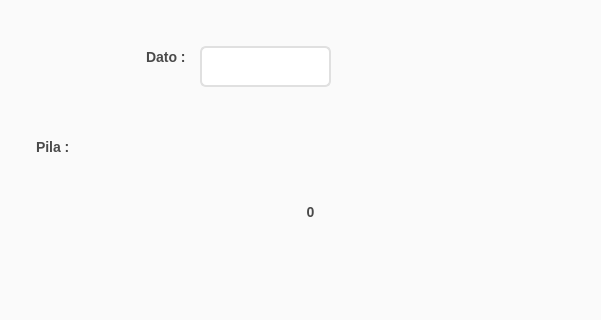
Above: ui/interfazPila.ui from DulceVerdin/estructuradatos before the change; both pictures show x 0 to 601 and y 114 to 434 of the 683 by 434 pixel window. Below: the same form after it.
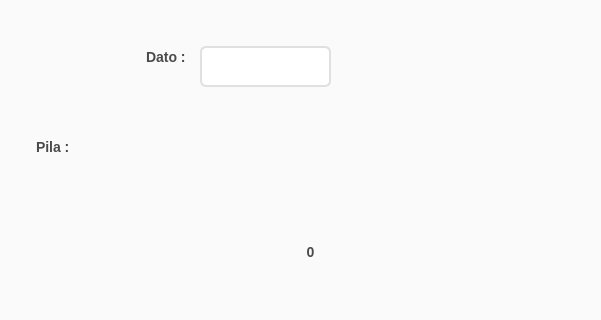
That is the form after the change.

```diff
--- a/ui/interfazPila.ui
+++ b/ui/interfazPila.ui
@@ -153,7 +153,7 @@
      <x>100</x>
      <y>290</y>
      <width>421</width>
-     <height>71</height>
+     <height>151</height>
     </rect>
    </property>
    <property name="text">
```
